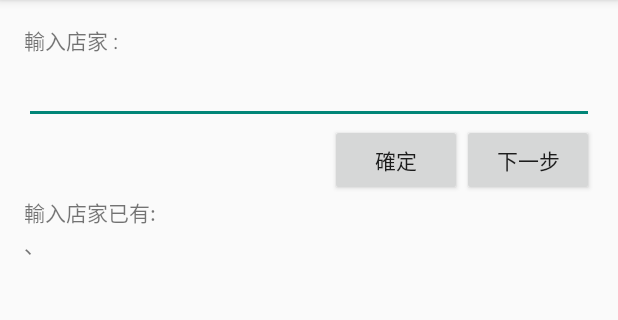
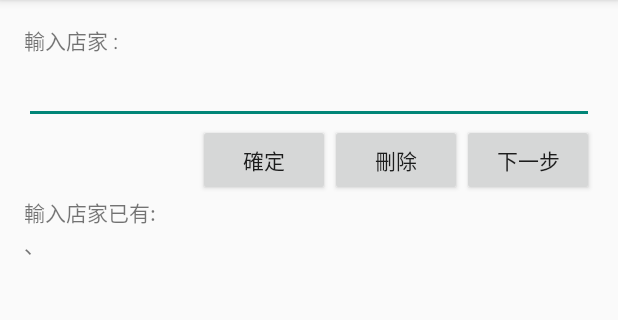
Before and after one commit to AM021961/Android-project, an Android app: the screen it shows after launch (MainActivity), after a tap on "確定", on a phone screen of 412 x 824 dp, the part 84-404 px from its top. Run offline under Robolectric (Android 15) with nearby library versions, the phone set to English and light mode, and no system bars.

Commit message:
可刪除資料

```diff
--- a/app/src/main/java/com/example/administrator/myapplication/MainActivity.java
+++ b/app/src/main/java/com/example/administrator/myapplication/MainActivity.java
@@ -9,13 +9,18 @@ import android.widget.Button;
 import android.widget.EditText;
 import android.widget.TextView;
 
+import java.util.HashSet;
+
 public class MainActivity extends AppCompatActivity {
 
-    Button bt1,bt2;
+    Button bt1,bt2,bt3;
     EditText et1;
     TextView tv1;
     String name="";
+    String temp="";
     String[] name1 = {};
+    Object[] tempArray ;
+    HashSet<String> name2 = new HashSet<String>();
     int a=0;
     @Override
     protected void onCreate(Bundle savedInstanceState) {
@@ -24,26 +29,41 @@ public class MainActivity extends AppCompatActivity {
 
         bt1 = (Button)findViewById(R.id.Button1);
         bt2 = (Button)findViewById(R.id.Button2);
+        bt3 = (Button)findViewById(R.id.Button3);
         et1 = (EditText)findViewById(R.id.EditText);
         tv1 = (TextView)findViewById(R.id.TextView3);
 
         bt1.setOnClickListener(new View.OnClickListener() {
             @Override
             public void onClick(View v) {
-                //name1[a] = et1.getText().toString();
-                name = name + et1.getText().toString();
-                name = name + "、";
+                if(name2.add(et1.getText().toString())) {
+                    name = name + et1.getText().toString();
+                    name = name + "、";
+                }
                 tv1.setText(name);
-                //a++;
+                System.out.println(name2);
             }
         });
 
         bt2.setOnClickListener(new View.OnClickListener() {
             @Override
             public void onClick(View v) {
-
+                tempArray = name2.toArray();
             }
         });
+
+        bt3.setOnClickListener(new View.OnClickListener() {
+            @Override
+            public void onClick(View v) {
+                if(name2.remove(et1.getText().toString())){
+                    temp = et1.getText().toString()+"、";
+                    name = name.replace(temp,"");
+                }
+                tv1.setText(name);
+            }
+        });
+
+
 
     }
 
--- a/app/src/main/res/layout/activity_main.xml
+++ b/app/src/main/res/layout/activity_main.xml
@@ -20,13 +20,24 @@
         android:layout_below="@+id/EditText"
         android:layout_alignEnd="@id/EditText"/>
 
+
+    <Button
+        android:layout_width="wrap_content"
+        android:layout_height="wrap_content"
+        android:text="刪除"
+        android:id="@+id/Button3"
+        android:layout_toLeftOf="@+id/Button2"
+        android:layout_below="@+id/EditText"/>
+
+
     <Button
         android:layout_width="wrap_content"
         android:layout_height="wrap_content"
         android:text="確定"
         android:id="@+id/Button1"
-        android:layout_toLeftOf="@id/Button2"
+        android:layout_toLeftOf="@id/Button3"
         android:layout_below="@+id/EditText"/>
+
 
     <EditText
         android:layout_width="fill_parent"
--- /dev/null
+++ b/app/src/main/res/layout/activity_second.xml
@@ -0,0 +1,5 @@
+<?xml version="1.0" encoding="utf-8"?>
+<RelativeLayout xmlns:android="http://schemas.android.com/apk/res/android"
+    android:layout_width="match_parent" android:layout_height="match_parent">
+
+</RelativeLayout>
```
